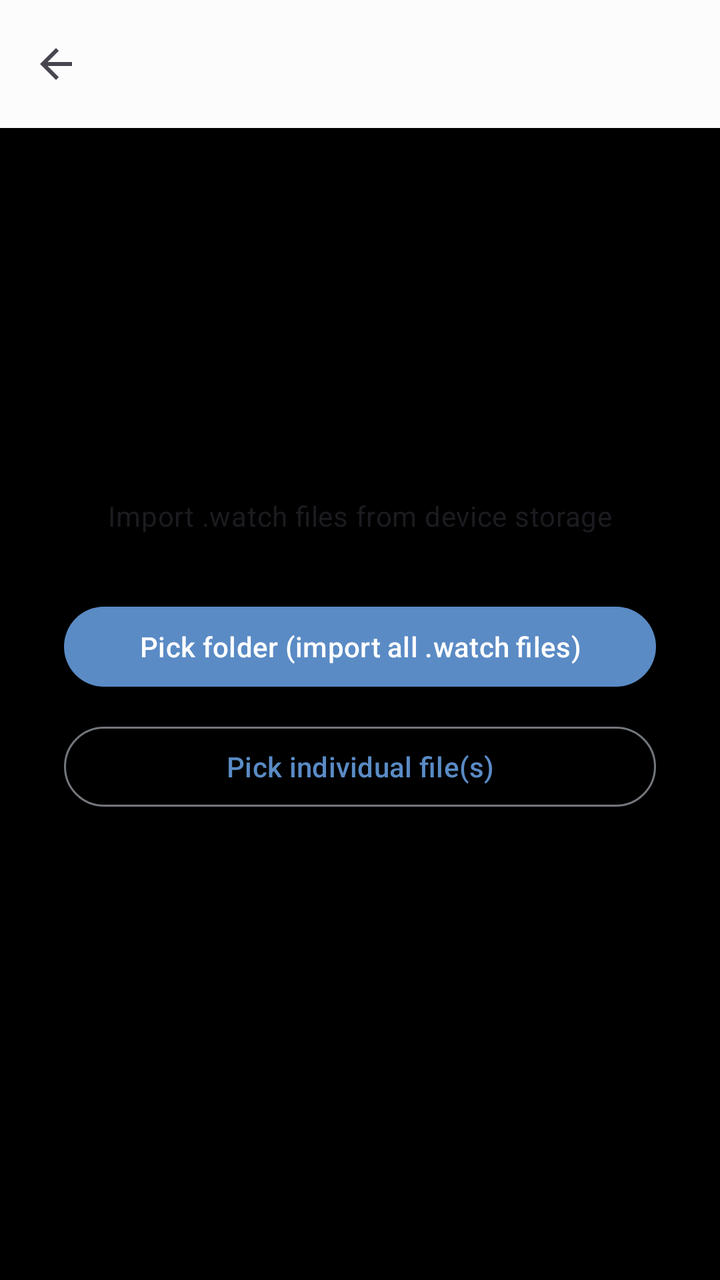
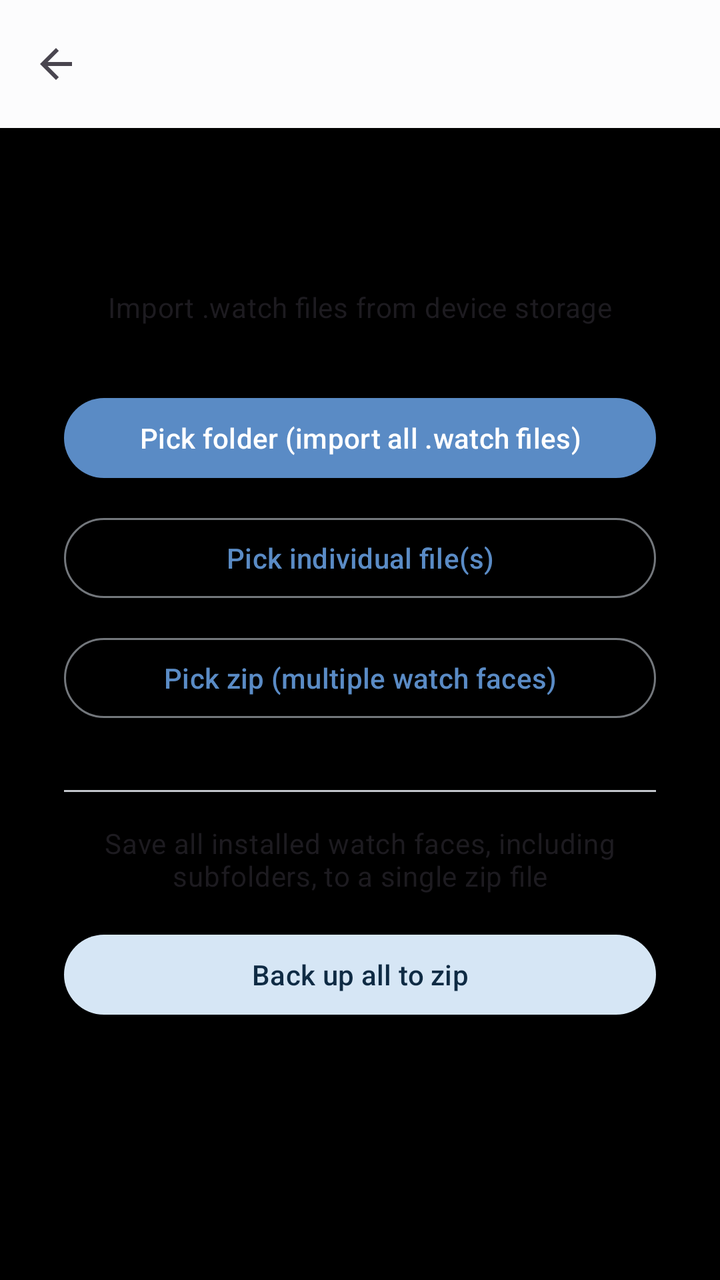

Before-and-after screenshots of an Android layout around one commit, followed by the original layout XML and the change that was made.
<!-- AndroidManifest.xml: application theme Theme.CloX -->
<!-- res/layout/activity_wf_batch_import.xml -->
<?xml version="1.0" encoding="utf-8"?>
<androidx.coordinatorlayout.widget.CoordinatorLayout
    xmlns:android="http://schemas.android.com/apk/res/android"
    xmlns:app="http://schemas.android.com/apk/res-auto"
    android:id="@+id/batchRoot"
    android:layout_width="match_parent"
    android:layout_height="match_parent">

    <com.google.android.material.appbar.AppBarLayout
        android:id="@+id/appBarLayout"
        android:layout_width="match_parent"
        android:layout_height="wrap_content"
        android:fitsSystemWindows="true">

        <com.google.android.material.appbar.MaterialToolbar
            android:id="@+id/toolbar"
            style="@style/Widget.Material3.Toolbar"
            android:layout_width="match_parent"
            android:layout_height="?attr/actionBarSize"
            app:navigationIcon="@drawable/ic_arrow_back"
            app:navigationContentDescription="@string/action_back" />

    </com.google.android.material.appbar.AppBarLayout>

    <LinearLayout
        android:layout_width="match_parent"
        android:layout_height="match_parent"
        android:orientation="vertical"
        android:gravity="center"
        android:padding="32dp"
        app:layout_behavior="@string/appbar_scrolling_view_behavior">

        <TextView
            android:layout_width="match_parent"
            android:layout_height="wrap_content"
            android:text="@string/wf_import_pick_desc"
            android:textAppearance="?attr/textAppearanceBodyMedium"
            android:gravity="center"
            android:layout_marginBottom="32dp" />

        <com.google.android.material.button.MaterialButton
            android:id="@+id/btnPickFolder"
            android:layout_width="match_parent"
            android:layout_height="wrap_content"
            android:text="@string/wf_import_pick_folder"
            android:layout_marginBottom="12dp" />

        <com.google.android.material.button.MaterialButton
            android:id="@+id/btnPickFiles"
            style="@style/Widget.Material3.Button.OutlinedButton"
            android:layout_width="match_parent"
            android:layout_height="wrap_content"
            android:text="@string/wf_import_pick_file"
            android:layout_marginBottom="32dp" />

        <ProgressBar
            android:id="@+id/progressBar"
            android:layout_width="wrap_content"
            android:layout_height="wrap_content"
            android:visibility="gone"
            android:layout_marginBottom="16dp" />

        <TextView
            android:id="@+id/tvStatus"
            android:layout_width="match_parent"
            android:layout_height="wrap_content"
            android:gravity="center"
            android:textAppearance="?attr/textAppearanceBodySmall" />

    </LinearLayout>

</androidx.coordinatorlayout.widget.CoordinatorLayout>
<!-- resources referenced by this layout -->
<resources>
  <!-- drawable ic_arrow_back (drawable) -->
  <?xml version="1.0" encoding="utf-8"?>
  <vector xmlns:android="http://schemas.android.com/apk/res/android"
      android:width="24dp" android:height="24dp"
      android:viewportWidth="24" android:viewportHeight="24"
      android:tint="?attr/colorControlNormal">
      <path android:fillColor="@android:color/white"
          android:pathData="M20,11H7.83l5.59,-5.59L12,4l-8,8 8,8 1.41,-1.41L7.83,13H20v-2z"/>
  </vector>
  <string name="action_back">Back</string>
  <string name="wf_import_pick_desc">Import .watch files from device storage</string>
  <string name="wf_import_pick_file">Pick individual file(s)</string>
  <string name="wf_import_pick_folder">Pick folder (import all .watch files)</string>
  <style name="Theme.CloX" parent="Base.Theme.CloX">
          <item name="android:windowBackground">@android:color/black</item>
          <item name="android:windowAnimationStyle">@null</item>
      </style>
  <color name="brand_500">#5A8BC5</color>
  <color name="brand_on_accent_light">#FFFFFF</color>
  <color name="brand_container_light">#D6E6F5</color>
  <color name="brand_on_container_light">#0F2B44</color>
  <color name="brand_300">#82ABD0</color>
  <color name="m3_background">#FCFCFD</color>
  <color name="m3_surface">#FCFCFD</color>
  <color name="m3_on_surface">#1A1C1E</color>
  <color name="m3_surface_variant">#E1E2E6</color>
  <color name="m3_on_surface_variant">#43474C</color>
  <color name="m3_surface_container_lowest">#FFFFFF</color>
  <color name="m3_surface_container_low">#F4F4F5</color>
  <color name="m3_surface_container">#EEEEF0</color>
  <color name="m3_surface_container_high">#E8E9EB</color>
  <color name="m3_surface_container_highest">#E2E3E5</color>
  <color name="m3_surface_bright">#FCFCFD</color>
  <color name="m3_surface_dim">#DBDBDD</color>
  <color name="m3_inverse_surface">#2F3133</color>
  <color name="m3_inverse_on_surface">#F1F0F2</color>
  <color name="m3_outline">#73777C</color>
  <color name="m3_outline_variant">#C3C6CC</color>
  <!-- unchanged entries left out for length: 1 -->
</resources>

<!-- the commit's change to res/layout/activity_wf_batch_import.xml (unified diff, before → after) -->
@@ -22,51 +22,88 @@
 
     </com.google.android.material.appbar.AppBarLayout>
 
-    <LinearLayout
+    <androidx.core.widget.NestedScrollView
         android:layout_width="match_parent"
         android:layout_height="match_parent"
-        android:orientation="vertical"
-        android:gravity="center"
-        android:padding="32dp"
+        android:clipToPadding="false"
+        android:fillViewport="true"
         app:layout_behavior="@string/appbar_scrolling_view_behavior">
 
-        <TextView
+        <LinearLayout
             android:layout_width="match_parent"
             android:layout_height="wrap_content"
-            android:text="@string/wf_import_pick_desc"
-            android:textAppearance="?attr/textAppearanceBodyMedium"
+            android:orientation="vertical"
             android:gravity="center"
-            android:layout_marginBottom="32dp" />
+            android:padding="32dp">
 
-        <com.google.android.material.button.MaterialButton
-            android:id="@+id/btnPickFolder"
-            android:layout_width="match_parent"
-            android:layout_height="wrap_content"
-            android:text="@string/wf_import_pick_folder"
-            android:layout_marginBottom="12dp" />
+            <TextView
+                android:layout_width="match_parent"
+                android:layout_height="wrap_content"
+                android:text="@string/wf_import_pick_desc"
+                android:textAppearance="?attr/textAppearanceBodyMedium"
+                android:gravity="center"
+                android:layout_marginBottom="32dp" />
 
-        <com.google.android.material.button.MaterialButton
-            android:id="@+id/btnPickFiles"
-            style="@style/Widget.Material3.Button.OutlinedButton"
-            android:layout_width="match_parent"
-            android:layout_height="wrap_content"
-            android:text="@string/wf_import_pick_file"
-            android:layout_marginBottom="32dp" />
+            <com.google.android.material.button.MaterialButton
+                android:id="@+id/btnPickFolder"
+                android:layout_width="match_parent"
+                android:layout_height="wrap_content"
+                android:text="@string/wf_import_pick_folder"
+                android:layout_marginBottom="12dp" />
 
-        <ProgressBar
-            android:id="@+id/progressBar"
-            android:layout_width="wrap_content"
-            android:layout_height="wrap_content"
-            android:visibility="gone"
-            android:layout_marginBottom="16dp" />
+            <com.google.android.material.button.MaterialButton
+                android:id="@+id/btnPickFiles"
+                style="@style/Widget.Material3.Button.OutlinedButton"
+                android:layout_width="match_parent"
+                android:layout_height="wrap_content"
+                android:text="@string/wf_import_pick_file"
+                android:layout_marginBottom="12dp" />
 
-        <TextView
-            android:id="@+id/tvStatus"
-            android:layout_width="match_parent"
-            android:layout_height="wrap_content"
-            android:gravity="center"
-            android:textAppearance="?attr/textAppearanceBodySmall" />
+            <com.google.android.material.button.MaterialButton
+                android:id="@+id/btnPickZip"
+                style="@style/Widget.Material3.Button.OutlinedButton"
+                android:layout_width="match_parent"
+                android:layout_height="wrap_content"
+                android:text="@string/wf_import_pick_zip"
+                android:layout_marginBottom="32dp" />
 
-    </LinearLayout>
+            <com.google.android.material.divider.MaterialDivider
+                android:layout_width="match_parent"
+                android:layout_height="wrap_content"
+                android:layout_marginBottom="16dp" />
+
+            <TextView
+                android:layout_width="match_parent"
+                android:layout_height="wrap_content"
+                android:text="@string/wf_backup_desc"
+                android:textAppearance="?attr/textAppearanceBodyMedium"
+                android:gravity="center"
+                android:layout_marginBottom="16dp" />
+
+            <com.google.android.material.button.MaterialButton
+                android:id="@+id/btnBackupAll"
+                style="@style/Widget.Material3.Button.TonalButton"
+                android:layout_width="match_parent"
+                android:layout_height="wrap_content"
+                android:text="@string/wf_backup_all_btn"
+                android:layout_marginBottom="32dp" />
+
+            <ProgressBar
+                android:id="@+id/progressBar"
+                android:layout_width="wrap_content"
+                android:layout_height="wrap_content"
+                android:visibility="gone"
+                android:layout_marginBottom="16dp" />
+
+            <TextView
+                android:id="@+id/tvStatus"
+                android:layout_width="match_parent"
+                android:layout_height="wrap_content"
+                android:gravity="center"
+                android:textAppearance="?attr/textAppearanceBodySmall" />
+
+        </LinearLayout>
+
+    </androidx.core.widget.NestedScrollView>
 
 </androidx.coordinatorlayout.widget.CoordinatorLayout>
<!-- resource entries referenced after the edit -->
@@ -10,9 +10,12 @@
           android:pathData="M20,11H7.83l5.59,-5.59L12,4l-8,8 8,8 1.41,-1.41L7.83,13H20v-2z"/>
   </vector>
   <string name="action_back">Back</string>
+  <string name="wf_backup_all_btn">Back up all to zip</string>
+  <string name="wf_backup_desc">Save all installed watch faces, including subfolders, to a single zip file</string>
   <string name="wf_import_pick_desc">Import .watch files from device storage</string>
   <string name="wf_import_pick_file">Pick individual file(s)</string>
   <string name="wf_import_pick_folder">Pick folder (import all .watch files)</string>
+  <string name="wf_import_pick_zip">Pick zip (multiple watch faces)</string>
   <style name="Theme.CloX" parent="Base.Theme.CloX">
           <item name="android:windowBackground">@android:color/black</item>
           <item name="android:windowAnimationStyle">@null</item>
